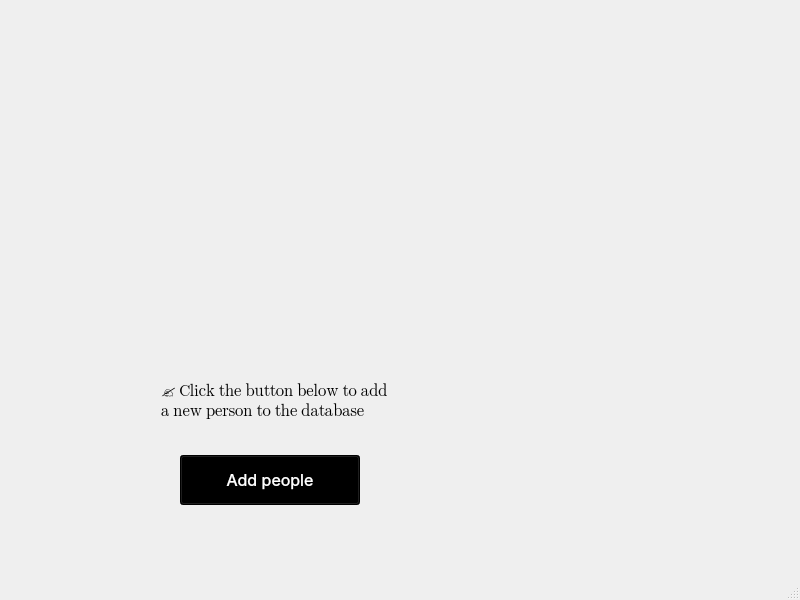
Old version of the form Brithday-App/mainwindow.ui in the repository SerhiyTo/Birthday-App.
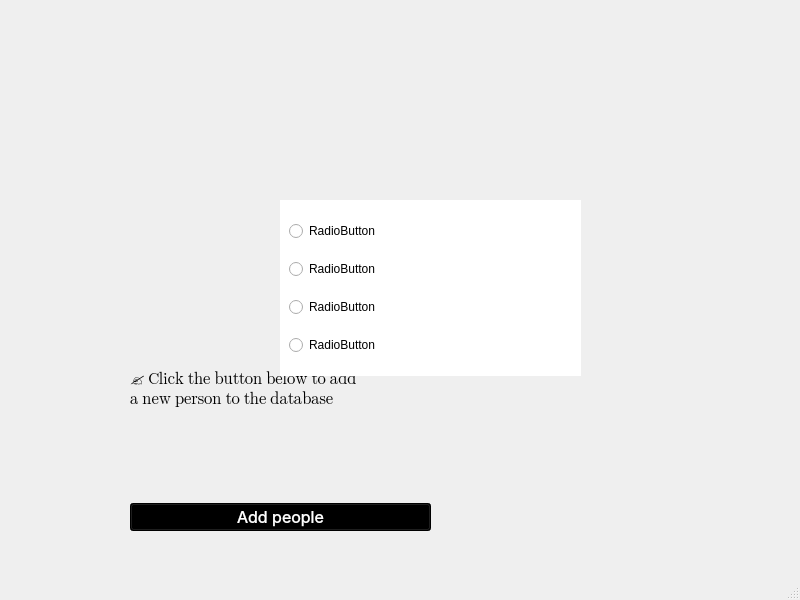
New version of the form. Icons and pictures are not drawn.

The edit to the form file:
```diff
--- a/Brithday-App/mainwindow.ui
+++ b/Brithday-App/mainwindow.ui
@@ -29,38 +29,18 @@
    <enum>QTabWidget::Rounded</enum>
   </property>
   <widget class="QWidget" name="centralwidget">
-   <widget class="QLabel" name="text_upper_button">
+   <widget class="QWidget" name="layoutWidget">
     <property name="geometry">
      <rect>
-      <x>161</x>
-      <y>366</y>
-      <width>311</width>
-      <height>71</height>
+      <x>130</x>
+      <y>60</y>
+      <width>301</width>
+      <height>471</height>
      </rect>
     </property>
-    <property name="font">
-     <font>
-      <family>Segoe UI Emoji</family>
-      <pointsize>12</pointsize>
-     </font>
-    </property>
-    <property name="text">
-     <string>✍️ Click the button below to add
-a new person to the database</string>
-    </property>
-    <property name="textFormat">
-     <enum>Qt::PlainText</enum>
-    </property>
-   </widget>
+    <layout class="QVBoxLayout" name="verticalLayout">
+     <item>
    <widget class="QLabel" name="image">
-    <property name="geometry">
-     <rect>
-      <x>140</x>
-      <y>87</y>
-      <width>271</width>
-      <height>291</height>
-     </rect>
-    </property>
     <property name="text">
      <string/>
     </property>
@@ -71,15 +51,26 @@
      <bool>false</bool>
     </property>
    </widget>
-   <widget class="QPushButton" name="buttonAdd">
-    <property name="geometry">
-     <rect>
-      <x>180</x>
-      <y>455</y>
-      <width>180</width>
-      <height>50</height>
-     </rect>
-    </property>
+     </item>
+     <item>
+      <widget class="QLabel" name="text_upper_button">
+       <property name="font">
+        <font>
+         <family>Segoe UI Emoji</family>
+         <pointsize>12</pointsize>
+        </font>
+       </property>
+       <property name="text">
+        <string>✍️ Click the button below to add
+a new person to the database</string>
+       </property>
+       <property name="textFormat">
+        <enum>Qt::PlainText</enum>
+       </property>
+      </widget>
+     </item>
+     <item>
+      <widget class="QPushButton" name="btnAddPeople">
     <property name="font">
      <font>
       <family>Inter</family>
@@ -93,6 +84,52 @@
     <property name="text">
      <string>Add people</string>
     </property>
+      </widget>
+     </item>
+    </layout>
+   </widget>
+   <widget class="QFrame" name="frMessageOpen">
+    <property name="geometry">
+     <rect>
+      <x>280</x>
+      <y>200</y>
+      <width>301</width>
+      <height>176</height>
+     </rect>
+    </property>
+    <property name="styleSheet">
+     <string notr="true">background-color: rgb(255, 255, 255);</string>
+    </property>
+    <layout class="QVBoxLayout" name="verticalLayout_2">
+     <item>
+      <widget class="QRadioButton" name="radioButton_4">
+       <property name="text">
+        <string>RadioButton</string>
+       </property>
+      </widget>
+     </item>
+     <item>
+      <widget class="QRadioButton" name="radioButton_3">
+       <property name="text">
+        <string>RadioButton</string>
+       </property>
+      </widget>
+     </item>
+     <item>
+      <widget class="QRadioButton" name="radioButton_2">
+       <property name="text">
+        <string>RadioButton</string>
+       </property>
+      </widget>
+     </item>
+     <item>
+      <widget class="QRadioButton" name="radioButton">
+       <property name="text">
+        <string>RadioButton</string>
+       </property>
+      </widget>
+     </item>
+    </layout>
    </widget>
   </widget>
   <widget class="QStatusBar" name="statusbar"/>
```
Lines whose indentation alone changed are shown as unchanged.
